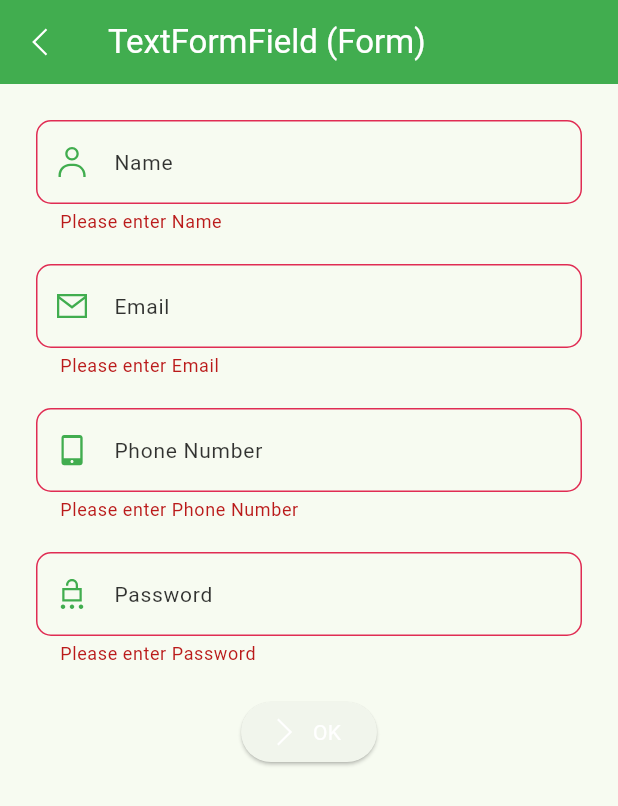
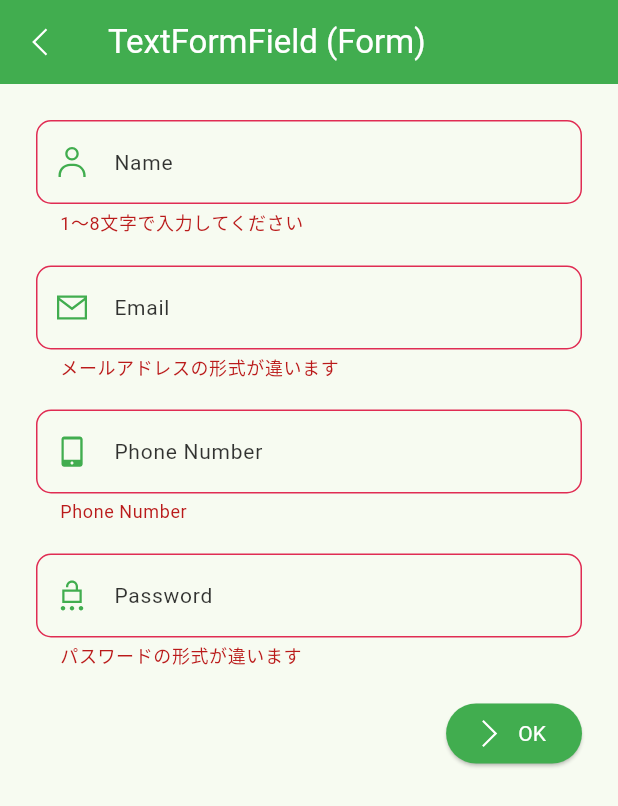
Before and after one commit to rikuyu/my_widget_catalog, a Flutter app: the TextFormFieldCatalog screen opened directly, after a tap on "OK", on a phone screen of 412 x 824 dp. Shown: the top 806 px of the screen. Run offline on Flutter 3.47's test engine with Material 2 defaults, Android fonts, the phone set to English and light mode, and no system bars; our stand-ins replace flutter_svg; generated files the repository leaves out were written again.

Commit message:
form field logic

```diff
--- a/lib/l10n/app_ja.arb
+++ b/lib/l10n/app_ja.arb
@@ -28,7 +28,10 @@
     "hintText": "Welcome, {name}!",
     "textField": "TextField",
     "textFormField": "TextFormField (Form)",
-    "formErrorText": "Please enter {name}",
+    "nameErrorText": "1〜8文字で入力してください",
+    "emailErrorText": "メールアドレスの形式が違います",
+    "phoneNumberErrorText": "電話番号の形式が違います",
+    "passwordErrorText": "パスワードの形式が違います",
     "form": "Form",
     "name": "Name",
     "email": "Email",
--- a/lib/widgets/textfield/text_form_field_catalog.dart
+++ b/lib/widgets/textfield/text_form_field_catalog.dart
@@ -31,15 +31,17 @@ class _TextFormFieldCatalogState extends State<TextFormFieldCatalog> {
             padding: const EdgeInsets.all(24.0),
             child: Form(
                 key: _formKey,
-                child: Column(
+                child: ListView(
                   children: [
                     CatalogForm(
                       FormType.name,
                       label: l10n.name,
                       prefixIconAsset: Assets.meLine,
                       validator: (value) {
-                        if (value == null || value.isEmpty) {
-                          return l10n.formErrorText(l10n.name);
+                        const pattern = r'^.{1,8}$';
+                        final regexp = RegExp(pattern);
+                        if (value == null || !regexp.hasMatch(value)) {
+                          return l10n.nameErrorText;
                         }
                         return null;
                       },
@@ -50,8 +52,11 @@ class _TextFormFieldCatalogState extends State<TextFormFieldCatalog> {
                       label: l10n.email,
                       prefixIconAsset: Assets.inboxLine,
                       validator: (value) {
-                        if (value == null || value.isEmpty) {
-                          return l10n.formErrorText(l10n.email);
+                        const pattern =
+                            r"^[\w!#$%&'*+/=?`{|}~^-]+(\.[\w!#$%&'*+/=?`{|}~^-]+)*@([A-Z0-9-]{2,6})\.(?:\w{3}|\w{2}\.\w{2})$";
+                        final regexp = RegExp(caseSensitive: false, pattern);
+                        if (value == null || !regexp.hasMatch(value)) {
+                          return l10n.emailErrorText;
                         }
                         return null;
                       },
@@ -62,8 +67,10 @@ class _TextFormFieldCatalogState extends State<TextFormFieldCatalog> {
                       label: l10n.phoneNumber,
                       prefixIconAsset: Assets.smartphoneLine,
                       validator: (value) {
-                        if (value == null || value.isEmpty) {
-                          return l10n.formErrorText(l10n.phoneNumber);
+                        const pattern = r'^\d{2,8}';
+                        final regexp = RegExp(pattern);
+                        if (value == null || !regexp.hasMatch(value)) {
+                          return l10n.phoneNumber;
                         }
                         return null;
                       },
@@ -71,24 +78,33 @@ class _TextFormFieldCatalogState extends State<TextFormFieldCatalog> {
                     const SizedBox(height: 20),
                     CatalogForm(FormType.password, label: l10n.password, prefixIconAsset: Assets.passwordLine,
                         validator: (value) {
-                      if (value == null || value.isEmpty) {
-                        return l10n.formErrorText(l10n.password);
+                      const pattern = r'[a-z0-9]{6,10}';
+                      final regexp = RegExp(pattern);
+                      if (value == null || !regexp.hasMatch(value)) {
+                        return l10n.passwordErrorText;
                       }
                       return null;
                     }, obscure: true),
                     const SizedBox(height: 20),
+                    Row(
+                      children: [
+                        const Spacer(),
                         ElevatedButton.icon(
+                          style: ElevatedButton.styleFrom(backgroundColor: CatalogColor.primaryContainer),
                           onPressed: () {
                             _formKey.currentState?.validate();
                           },
+                          label: Text(
+                            l10n.ok,
+                            style: style.copyWith(color: CatalogColor.onPrimaryContainer),
+                          ),
                           icon: const CatalogSvgIcon(
                             Assets.arrowRightLine,
                             color: CatalogColor.onPrimaryContainer,
                           ),
-                        label: Text(
-                          l10n.ok,
-                          style: style.copyWith(color: CatalogColor.onPrimaryContainer),
-                        ))
+                        )
+                      ],
+                    )
                   ],
                 ))));
   }
@@ -122,6 +138,7 @@ class CatalogForm extends StatelessWidget {
     return TextFormField(
       validator: validator,
       keyboardType: type.inputType,
+      textInputAction: TextInputAction.next,
       decoration: InputDecoration(
         enabledBorder: OutlineInputBorder(
           borderSide: const BorderSide(color: CatalogColor.primaryContainer),
@@ -132,6 +149,10 @@ class CatalogForm extends StatelessWidget {
           borderRadius: BorderRadius.circular(10),
         ),
         errorBorder: OutlineInputBorder(
+          borderSide: const BorderSide(color: CatalogColor.error),
+          borderRadius: BorderRadius.circular(10),
+        ),
+        focusedErrorBorder: OutlineInputBorder(
           borderSide: const BorderSide(color: CatalogColor.error),
           borderRadius: BorderRadius.circular(10),
         ),
```
Lines whose indentation alone changed are shown as unchanged.
